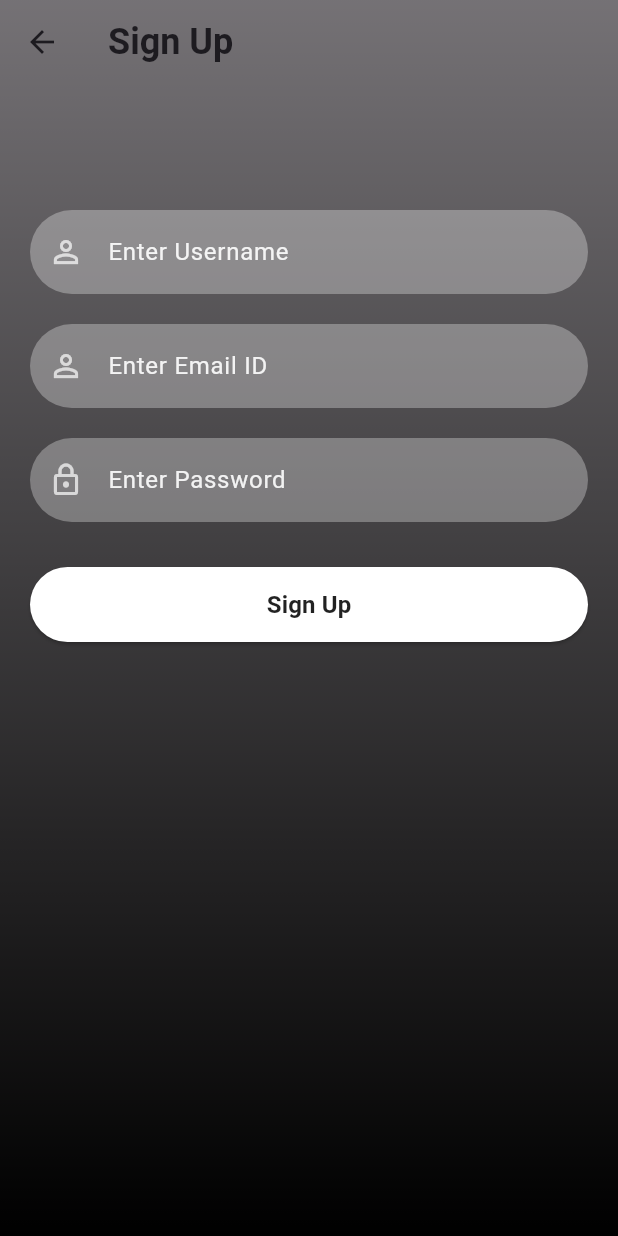
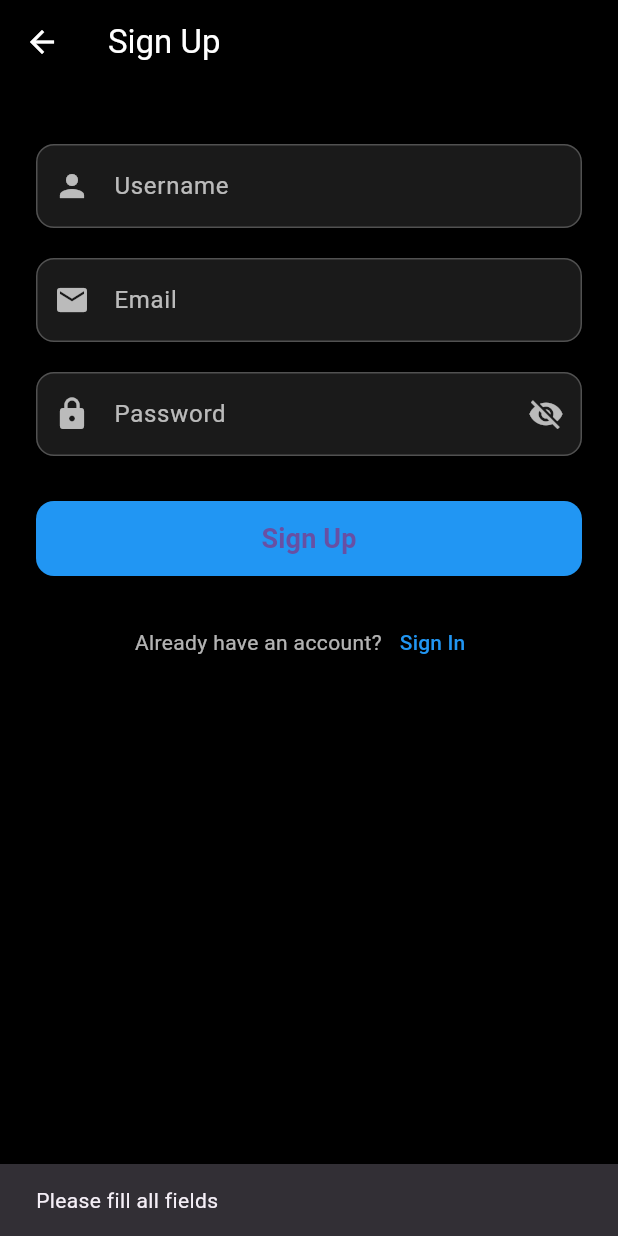
Before and after one commit to AliHassan35504/QRShield, a Flutter app: the SignUpScreen screen opened directly, after a tap on "Sign Up", on a phone screen of 412 x 824 dp. Run offline on Flutter 3.47's test engine with Material 3 defaults, Android fonts, the phone set to English and light mode, and no system bars; our stand-ins replace cloud_firestore, firebase_auth, firebase_core, js, qr_flutter; missing offline and left inert: dart:html, mobile_scanner, qr_scanner_overlay; accounts and stored records are empty.

Commit message:
Changed Sign Up  Screen

```diff
--- a/lib/screens/signup_screen.dart
+++ b/lib/screens/signup_screen.dart
@@ -1,7 +1,6 @@
 import 'package:firebase_auth/firebase_auth.dart';
-import 'package:qrshield/reusable_widgets/reusable_widget.dart';
+import 'package:flutter/material.dart';
 import 'package:qrshield/screens/signin_screen.dart';
-import 'package:flutter/material.dart';
 
 class SignUpScreen extends StatefulWidget {
   const SignUpScreen({Key? key}) : super(key: key);
@@ -11,68 +10,188 @@ class SignUpScreen extends StatefulWidget {
 }
 
 class _SignUpScreenState extends State<SignUpScreen> {
-  TextEditingController _passwordTextController = TextEditingController();
-  TextEditingController _emailTextController = TextEditingController();
-  TextEditingController _userNameTextController = TextEditingController();
+  final TextEditingController _userNameController = TextEditingController();
+  final TextEditingController _emailController = TextEditingController();
+  final TextEditingController _passwordController = TextEditingController();
+  bool _obscurePassword = true;
+
+  void _togglePasswordVisibility() {
+    setState(() {
+      _obscurePassword = !_obscurePassword;
+    });
+  }
+
+  void _signUp() async {
+    String username = _userNameController.text.trim();
+    String email = _emailController.text.trim();
+    String password = _passwordController.text.trim();
+
+    if (username.isEmpty || email.isEmpty || password.isEmpty) {
+      ScaffoldMessenger.of(context).showSnackBar(
+        const SnackBar(content: Text("Please fill all fields")),
+      );
+      return;
+    }
+
+    if (password.length < 6) {
+      ScaffoldMessenger.of(context).showSnackBar(
+        const SnackBar(content: Text("Password must be at least 6 characters")),
+      );
+      return;
+    }
+
+    try {
+      await FirebaseAuth.instance.createUserWithEmailAndPassword(
+        email: email,
+        password: password,
+      );
+
+      ScaffoldMessenger.of(context).showSnackBar(
+        const SnackBar(content: Text("Account created successfully")),
+      );
+
+      Navigator.pushReplacement(
+        context,
+        MaterialPageRoute(builder: (context) => const SignInScreen()),
+      );
+    } on FirebaseAuthException catch (e) {
+      String errorMessage = "Signup failed";
+      if (e.code == 'email-already-in-use') {
+        errorMessage = "Email already in use.";
+      } else if (e.code == 'invalid-email') {
+        errorMessage = "Invalid email address.";
+      } else if (e.code == 'weak-password') {
+        errorMessage = "Password is too weak.";
+      }
+
+      ScaffoldMessenger.of(context).showSnackBar(
+        SnackBar(content: Text(errorMessage)),
+      );
+    }
+  }
+
   @override
   Widget build(BuildContext context) {
     return Scaffold(
-      extendBodyBehindAppBar: true,
+      backgroundColor: Colors.black,
       appBar: AppBar(
         backgroundColor: Colors.transparent,
         elevation: 0,
-        title: const Text(
-          "Sign Up",
-          style: TextStyle(fontSize: 24, fontWeight: FontWeight.bold),
+        title: const Text("Sign Up", style: TextStyle(color: Colors.white)),
+        iconTheme: const IconThemeData(color: Colors.white),
+      ),
+      body: SafeArea(
+        child: SingleChildScrollView(
+          padding: const EdgeInsets.symmetric(horizontal: 24, vertical: 20),
+          child: Column(
+            children: [
+              const SizedBox(height: 20),
+              TextField(
+                controller: _userNameController,
+                style: const TextStyle(color: Colors.white),
+                decoration: InputDecoration(
+                  labelText: "Username",
+                  labelStyle: const TextStyle(color: Colors.white70),
+                  prefixIcon: const Icon(Icons.person, color: Colors.white70),
+                  enabledBorder: OutlineInputBorder(
+                    borderSide: BorderSide(color: Colors.white24),
+                    borderRadius: BorderRadius.circular(12),
+                  ),
+                  focusedBorder: OutlineInputBorder(
+                    borderSide: BorderSide(color: Colors.blue),
+                    borderRadius: BorderRadius.circular(12),
+                  ),
+                  fillColor: Colors.white10,
+                  filled: true,
                 ),
               ),
-      body: Container(
-          width: MediaQuery.of(context).size.width,
-          height: MediaQuery.of(context).size.height,
-          decoration: BoxDecoration(
-              gradient: LinearGradient(colors: [
-            Colors.black54,
-                Colors.black
-          ], begin: Alignment.topCenter, end: Alignment.bottomCenter)),
-          child: SingleChildScrollView(
-              child: Padding(
-            padding: EdgeInsets.fromLTRB(20, 120, 20, 0),
-            child: Column(
-              children: <Widget>[
-                const SizedBox(
-                  height: 20,
+              const SizedBox(height: 20),
+              TextField(
+                controller: _emailController,
+                style: const TextStyle(color: Colors.white),
+                keyboardType: TextInputType.emailAddress,
+                decoration: InputDecoration(
+                  labelText: "Email",
+                  labelStyle: const TextStyle(color: Colors.white70),
+                  prefixIcon: const Icon(Icons.email, color: Colors.white70),
+                  enabledBorder: OutlineInputBorder(
+                    borderSide: BorderSide(color: Colors.white24),
+                    borderRadius: BorderRadius.circular(12),
                   ),
-                reusableTextField("Enter Username", Icons.person_outline, false,
-                    _userNameTextController),
-                const SizedBox(
-                  height: 20,
+                  focusedBorder: OutlineInputBorder(
+                    borderSide: BorderSide(color: Colors.blue),
+                    borderRadius: BorderRadius.circular(12),
                   ),
-                reusableTextField("Enter Email ID", Icons.person_outline, false,
-                    _emailTextController),
-                const SizedBox(
-                  height: 20,
+                  fillColor: Colors.white10,
+                  filled: true,
                 ),
-                reusableTextField("Enter Password", Icons.lock_outlined, true,
-                    _passwordTextController),
-                const SizedBox(
-                  height: 20,
               ),
-                firebaseUIButton(context, "Sign Up", () {
-                  FirebaseAuth.instance
-                      .createUserWithEmailAndPassword(
-                          email: _emailTextController.text,
-                          password: _passwordTextController.text)
-                      .then((value) {
-                    print("Created New Account");
-                    Navigator.push(context,
-                        MaterialPageRoute(builder: (context) => SignInScreen()));
-                  }).onError((error, stackTrace) {
-                    print("Error ${error.toString()}");
-                  });
-                })
+              const SizedBox(height: 20),
+              TextField(
+                controller: _passwordController,
+                obscureText: _obscurePassword,
+                style: const TextStyle(color: Colors.white),
+                decoration: InputDecoration(
+                  labelText: "Password",
+                  labelStyle: const TextStyle(color: Colors.white70),
+                  prefixIcon: const Icon(Icons.lock, color: Colors.white70),
+                  suffixIcon: IconButton(
+                    icon: Icon(
+                      _obscurePassword ? Icons.visibility_off : Icons.visibility,
+                      color: Colors.white70,
+                    ),
+                    onPressed: _togglePasswordVisibility,
+                  ),
+                  enabledBorder: OutlineInputBorder(
+                    borderSide: BorderSide(color: Colors.white24),
+                    borderRadius: BorderRadius.circular(12),
+                  ),
+                  focusedBorder: OutlineInputBorder(
+                    borderSide: BorderSide(color: Colors.blue),
+                    borderRadius: BorderRadius.circular(12),
+                  ),
+                  fillColor: Colors.white10,
+                  filled: true,
+                ),
+              ),
+              const SizedBox(height: 30),
+              SizedBox(
+                width: double.infinity,
+                height: 50,
+                child: ElevatedButton(
+                  onPressed: _signUp,
+                  style: ElevatedButton.styleFrom(
+                    backgroundColor: Colors.blue,
+                    shape: RoundedRectangleBorder(
+                      borderRadius: BorderRadius.circular(12),
+                    ),
+                  ),
+                  child: const Text(
+                    "Sign Up",
+                    style: TextStyle(fontSize: 18, fontWeight: FontWeight.bold),
+                  ),
+                ),
+              ),
+              const SizedBox(height: 20),
+              Row(
+                mainAxisAlignment: MainAxisAlignment.center,
+                children: [
+                  const Text("Already have an account?", style: TextStyle(color: Colors.white70)),
+                  TextButton(
+                    onPressed: () {
+                      Navigator.pushReplacement(
+                        context,
+                        MaterialPageRoute(builder: (context) => const SignInScreen()),
+                      );
+                    },
+                    child: const Text("Sign In", style: TextStyle(color: Colors.blue)),
+                  ),
                 ],
               ),
-          ))),
+            ],
+          ),
+        ),
+      ),
     );
   }
 }
```
Lines whose indentation alone changed are shown as unchanged.
